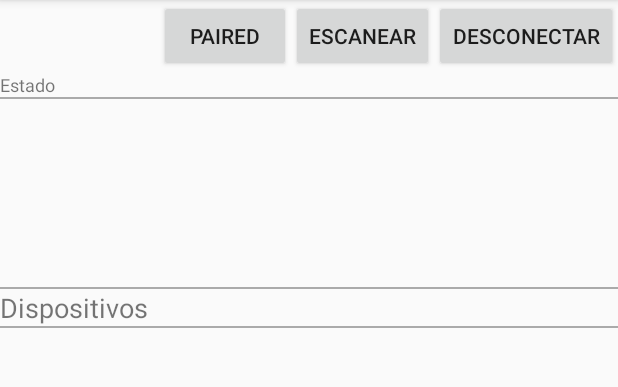
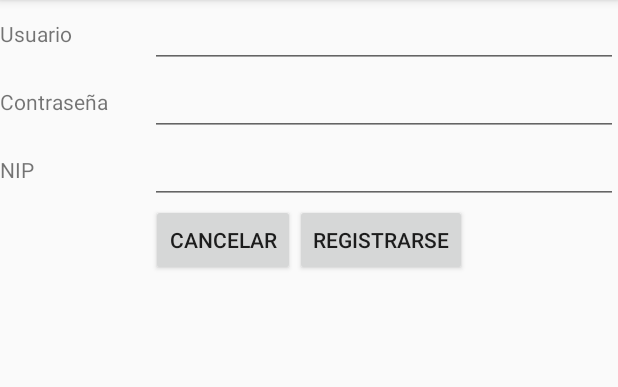
Before and after one commit to kuroghoul/HomeControl, an Android app: the screen it shows after launch (MainActivity), after a tap on "REGISTRARSE", on a phone screen of 412 x 824 dp, the part 84-471 px from its top. Run offline under Robolectric (Android 15) with nearby library versions, the phone set to English and light mode, and no system bars; 1 other tap on this screen came first.

```diff
--- a/app/src/main/AndroidManifest.xml
+++ b/app/src/main/AndroidManifest.xml
@@ -12,7 +12,10 @@
         android:roundIcon="@mipmap/ic_launcher_round"
         android:supportsRtl="true"
         android:theme="@style/AppTheme">
-        <activity android:name=".MainActivity">
+        <activity android:name=".MainActivity"
+            android:configChanges="orientation"
+            android:screenOrientation="portrait"
+            >
             <intent-filter>
                 <action android:name="android.intent.action.MAIN" />
 
--- a/app/src/main/java/com/fiuady/homecontrol/LoginFragment.java
+++ b/app/src/main/java/com/fiuady/homecontrol/LoginFragment.java
@@ -3,11 +3,13 @@ package com.fiuady.homecontrol;
 import android.app.Activity;
 import android.app.Fragment;
 import android.app.FragmentTransaction;
+import android.content.Context;
 import android.support.annotation.Nullable;
 import android.os.Bundle;
 import android.view.LayoutInflater;
 import android.view.View;
 import android.view.ViewGroup;
+import android.view.inputmethod.InputMethodManager;
 import android.widget.Button;
 import android.widget.EditText;
 import android.widget.TextView;
@@ -31,17 +33,20 @@ public class LoginFragment extends Fragment {
 
     private Inventory inventory;
 
-    private MainFragment mainFragment;
+    //private MainFragment mainFragment;
     private ConnectFragment connectFragment;
+
+    private MainActivity mainActivity;
+    testFragment mainFragment;
 
     @Override
     public void onCreate(Bundle savedInstanceState) {
         super.onCreate(savedInstanceState);
 
-
+        mainActivity = (MainActivity)getActivity();
         inventory = new Inventory(getActivity());
-        mainFragment = new MainFragment();
-
+        //mainFragment = new MainFragment();
+        mainFragment = new testFragment();
         connectFragment = new ConnectFragment();
 
     }
@@ -49,7 +54,11 @@ public class LoginFragment extends Fragment {
     @Nullable
     @Override
     public View onCreateView(LayoutInflater inflater, @Nullable ViewGroup container, Bundle savedInstanceState) {
+        if (container != null) {
+            container.removeAllViews();
+        }
         return inflater.inflate(R.layout.activity_login, container, false);
+
     }
 
     @Override
@@ -80,11 +89,23 @@ public class LoginFragment extends Fragment {
                         signinAttempt.setText("Contraseña incorrecta");
                         break;
                     case Success:
+                        FragmentTransaction ft = getFragmentManager().beginTransaction();
                         signinAttempt.setText("Inicio de sesión exitoso");
-                        FragmentTransaction ft = getFragmentManager().beginTransaction();
-                        ft.replace(R.id.fragment_container, mainFragment);
-                        ft.addToBackStack(null);
-                        ft.commit();
+                        mainActivity.hideKeyboard(getActivity(),v);
+
+                        if(mainActivity.getConnectedSocket()==null)
+                        {
+                            NewBt newBt = new NewBt();
+                            ft.replace(R.id.fragment_container, newBt, "loginFragment_TAG").addToBackStack("login_newBt_TAG").commit();
+                        }
+                        else
+                        {
+
+                            ft.replace(R.id.fragment_container, mainFragment, "mainFragment");
+                            ft.addToBackStack("login_mainFragment_TAG");
+                            ft.commit();
+                        }
+
                         break;
                 }
             }
@@ -95,9 +116,9 @@ public class LoginFragment extends Fragment {
         signupButton.setOnClickListener(new View.OnClickListener() {
             @Override
             public void onClick(View v) {
-                NewBt newBt = new NewBt();
+                RegisterFragment registerFragment = new RegisterFragment();
                 FragmentTransaction ft = getFragmentManager().beginTransaction();
-                ft.replace(R.id.fragment_container, newBt).addToBackStack(null).commit();
+                ft.replace(R.id.fragment_container, registerFragment).addToBackStack(null).commit();
             }
         });
 
--- a/app/src/main/java/com/fiuady/homecontrol/MainFragment.java
+++ b/app/src/main/java/com/fiuady/homecontrol/MainFragment.java
@@ -17,5 +17,3 @@ public class MainFragment extends Fragment {
 
     }
 }
-//hiasdasdasdasdasdasdasdasdasdasdasdasdasdasd
-// este es un nuevo comentario
--- /dev/null
+++ b/app/src/main/java/com/fiuady/homecontrol/RegisterFragment.java
@@ -0,0 +1,82 @@
+package com.fiuady.homecontrol;
+
+import android.app.Fragment;
+import android.os.Bundle;
+import android.support.annotation.Nullable;
+import android.view.LayoutInflater;
+import android.view.View;
+import android.view.ViewGroup;
+import android.widget.Button;
+import android.widget.EditText;
+import android.widget.Toast;
+
+import com.fiuady.homecontrol.R;
+import com.fiuady.homecontrol.db.Inventory;
+
+/**
+ * Created by Kuro on 21/05/2017.
+ */
+
+public class RegisterFragment extends Fragment {
+
+    private Button registerButton;
+    private Button cancelButton;
+
+    private EditText userNameTxt;
+    private EditText passwordTxt;
+    private EditText nipTxt;
+
+    private Inventory inventory;
+    private MainActivity mainActivity;
+    @Override
+    public void onCreate(@Nullable Bundle savedInstanceState) {
+        super.onCreate(savedInstanceState);
+        mainActivity = (MainActivity) getActivity();
+        inventory = new Inventory(mainActivity);
+    }
+
+    @Nullable
+    @Override
+    public View onCreateView(LayoutInflater inflater, @Nullable ViewGroup container, Bundle savedInstanceState) {
+        return inflater.inflate(R.layout.fragment_register, container, false);
+    }
+
+    @Override
+    public void onViewCreated(View view, @Nullable Bundle savedInstanceState) {
+        super.onViewCreated(view, savedInstanceState);
+
+        registerButton = (Button)view.findViewById(R.id.register_button);
+        cancelButton = (Button)view.findViewById(R.id.cancel_register_button);
+
+        userNameTxt = (EditText)view.findViewById(R.id.register_username_et);
+        passwordTxt = (EditText)view.findViewById(R.id.register_password_et);
+        nipTxt = (EditText)view.findViewById(R.id.register_nip_et);
+
+        registerButton.setOnClickListener(new View.OnClickListener() {
+            @Override
+            public void onClick(View v) {
+                switch(inventory.attemptRegister(userNameTxt.getText().toString(),
+                        passwordTxt.getText().toString(),
+                        nipTxt.getText().toString()))
+                {
+                    case DuplicatedUser:
+                        Toast.makeText(mainActivity, "Ya existe un usuario con ese nombre", Toast.LENGTH_LONG).show();
+                        break;
+                    case Success:
+                        Toast.makeText(mainActivity, "Cuenta creada exitosamente", Toast.LENGTH_LONG).show();
+                        mainActivity.hideKeyboard(mainActivity, v);
+                        getFragmentManager().popBackStackImmediate();
+                        break;
+                }
+            }
+        });
+
+        cancelButton.setOnClickListener(new View.OnClickListener() {
+            @Override
+            public void onClick(View v) {
+                getFragmentManager().popBackStackImmediate();
+            }
+        });
+
+    }
+}
--- a/app/src/main/java/com/fiuady/homecontrol/testFragment.java
+++ b/app/src/main/java/com/fiuady/homecontrol/testFragment.java
@@ -76,6 +76,9 @@ public class testFragment extends Fragment {
     @Nullable
     @Override
     public View onCreateView(LayoutInflater inflater, @Nullable ViewGroup container, Bundle savedInstanceState) {
+        if (container != null) {
+            container.removeAllViews();
+        }
         return inflater.inflate(R.layout.fragment_test,container,false );
     }
 
--- /dev/null
+++ b/app/src/main/res/layout/fragment_register.xml
@@ -0,0 +1,82 @@
+<?xml version="1.0" encoding="utf-8"?>
+<LinearLayout xmlns:android="http://schemas.android.com/apk/res/android"
+    android:orientation="vertical" android:layout_width="match_parent"
+    android:layout_height="match_parent">
+
+
+
+    <LinearLayout
+        android:layout_width="match_parent"
+        android:layout_height="wrap_content"
+        android:orientation="vertical">
+        <LinearLayout
+            android:layout_width="match_parent"
+            android:layout_height="wrap_content"
+            android:orientation="horizontal">
+
+            <TextView
+                android:layout_width="100dp"
+                android:layout_height="match_parent"
+                android:gravity="center|left"
+                android:text="Usuario"/>
+            <EditText
+                android:id="@+id/register_username_et"
+                android:inputType="text"
+                android:layout_width="match_parent"
+                android:layout_height="wrap_content" />
+        </LinearLayout>
+        <LinearLayout
+            android:layout_width="match_parent"
+            android:layout_height="wrap_content">
+
+            <TextView
+                android:layout_width="100dp"
+                android:layout_height="match_parent"
+                android:gravity="center|left"
+                android:text="Contraseña"/>
+            <EditText
+                android:id="@+id/register_password_et"
+                android:inputType="textPassword"
+                android:layout_width="match_parent"
+                android:layout_height="wrap_content" />
+        </LinearLayout>
+        <LinearLayout
+            android:layout_width="match_parent"
+            android:layout_height="wrap_content">
+
+            <TextView
+                android:layout_width="100dp"
+                android:layout_height="match_parent"
+                android:gravity="center|left"
+                android:text="NIP"/>
+            <EditText
+                android:id="@+id/register_nip_et"
+                android:inputType="numberPassword"
+                android:layout_width="match_parent"
+                android:layout_height="wrap_content" />
+        </LinearLayout>
+        <LinearLayout
+            android:layout_width="match_parent"
+            android:layout_height="wrap_content"
+            android:gravity="center">
+
+
+            <Button
+                android:id="@+id/cancel_register_button"
+                android:layout_width="wrap_content"
+                android:layout_height="wrap_content"
+                android:text="Cancelar"/>
+            <Button
+                android:id="@+id/register_button"
+                android:layout_width="wrap_content"
+                android:layout_height="wrap_content"
+                android:text="Registrarse"/>
+        </LinearLayout>
+
+    </LinearLayout>
+
+
+
+
+
+</LinearLayout>
```
Also changed, not shown: app/src/main/java/com/fiuady/homecontrol/MainActivity.java (+9 -2 lines), app/src/main/java/com/fiuady/homecontrol/NewBt.java (+19 -24 lines), app/src/main/java/com/fiuady/homecontrol/db/Inventory.java (+70 -2 lines), app/src/main/res/layout/device_list_item.xml (+4 -4 lines), app/src/main/res/layout/fragment_newbt.xml (+13 -7 lines).
